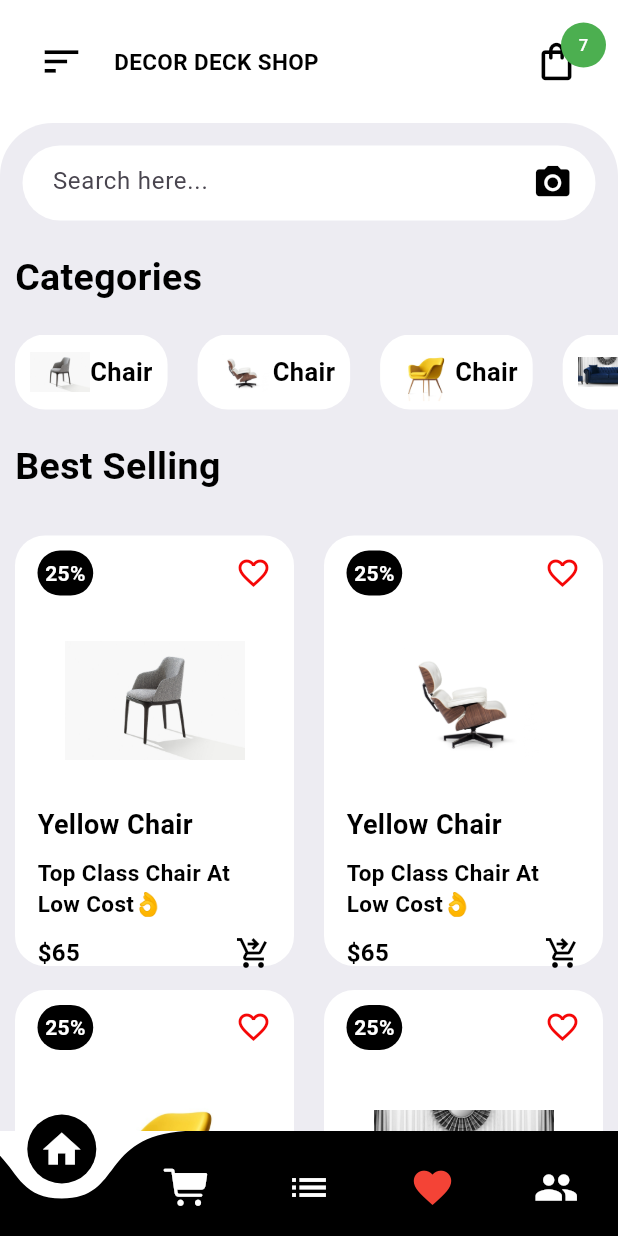
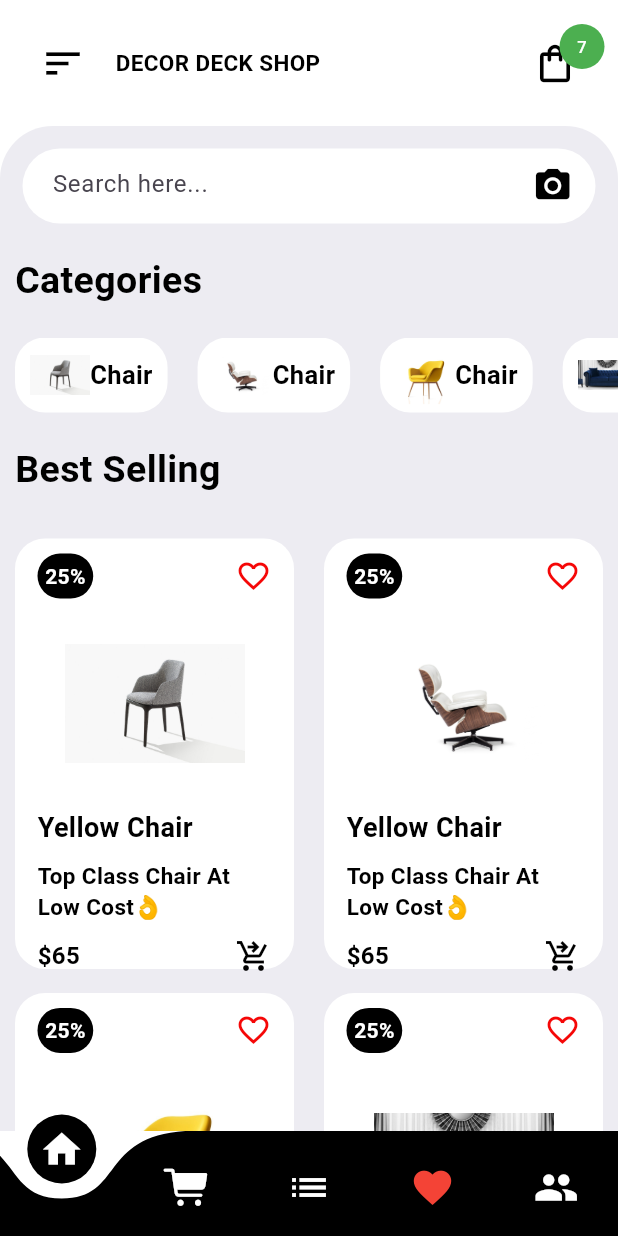
Before and after one commit to SherwinDmonte/Decor-Deck, a Flutter app: the screen it shows after launch, on a phone screen of 412 x 824 dp. Run offline on Flutter 3.47's test engine with Material 3 defaults, Android fonts, the phone set to English and light mode, and no system bars; drawn by our look-alikes of curved_navigation_bar.

```diff
--- a/project/lib/widget/HomeAppBar.dart
+++ b/project/lib/widget/HomeAppBar.dart
@@ -5,7 +5,7 @@ class HomeAppBar extends StatelessWidget {
   Widget build(BuildContext context) {
     return Container(
       color: Colors.white,
-      padding: EdgeInsets.all(26),
+      padding: EdgeInsets.all(27),
       child: Row(
         children: [
           Icon(Icons.sort, size: 30, color: Colors.black),
```
